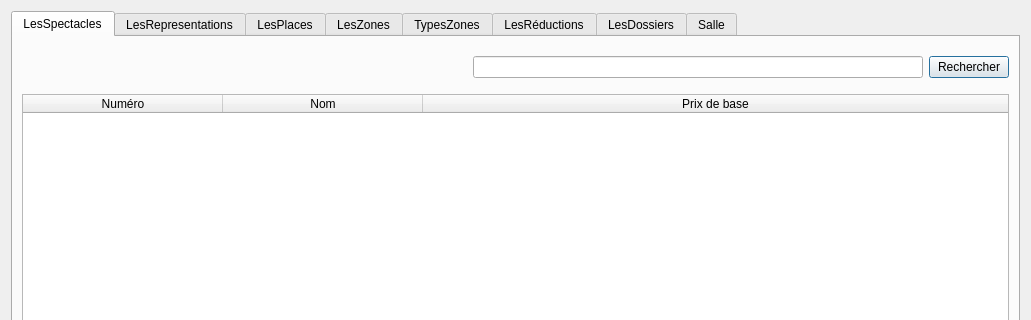
This is gui/v1_tablesData.ui in BennyBellier/Theatre-CEDB-Project as Qt 5 draws it before an edit; both pictures show x 0 to 1031 and y 0 to 320 of the 1031 by 599 pixel window. The edited form follows.
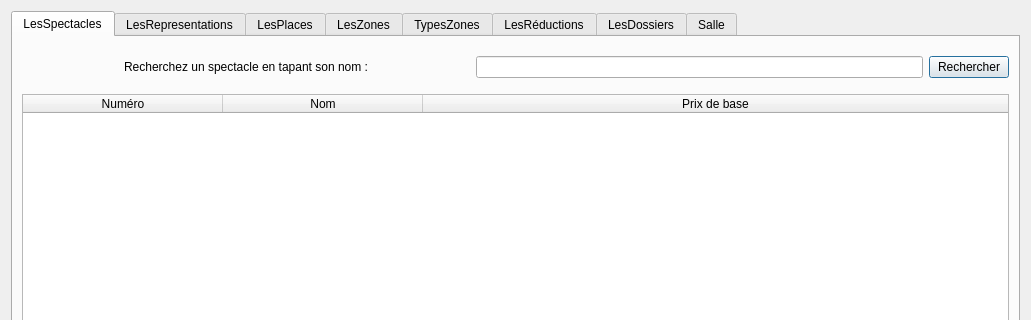
This is the edited form.

Commit message: ajout de l'indice de recherche "recherchez un spectacle... " dans la consultation de la BD

Diff of the .ui file:
```diff
--- a/gui/v1_tablesData.ui
+++ b/gui/v1_tablesData.ui
@@ -69,17 +69,20 @@
           <number>10</number>
          </property>
          <item>
-          <spacer name="horizontalSpacer_3">
-           <property name="orientation">
-            <enum>Qt::Horizontal</enum>
+          <widget class="QLabel" name="label">
+           <property name="sizePolicy">
+            <sizepolicy hsizetype="Expanding" vsizetype="Preferred">
+             <horstretch>0</horstretch>
+             <verstretch>0</verstretch>
+            </sizepolicy>
            </property>
-           <property name="sizeHint" stdset="0">
-            <size>
-             <width>40</width>
-             <height>20</height>
-            </size>
+           <property name="text">
+            <string>Recherchez un spectacle en tapant son nom :</string>
            </property>
-          </spacer>
+           <property name="alignment">
+            <set>Qt::AlignCenter</set>
+           </property>
+          </widget>
          </item>
          <item>
           <widget class="QLineEdit" name="lineEditSpectacles"/>
```
Left out of the diff: 36 changed lines with no effect on the pictures. The commit also changes 1 other file.
